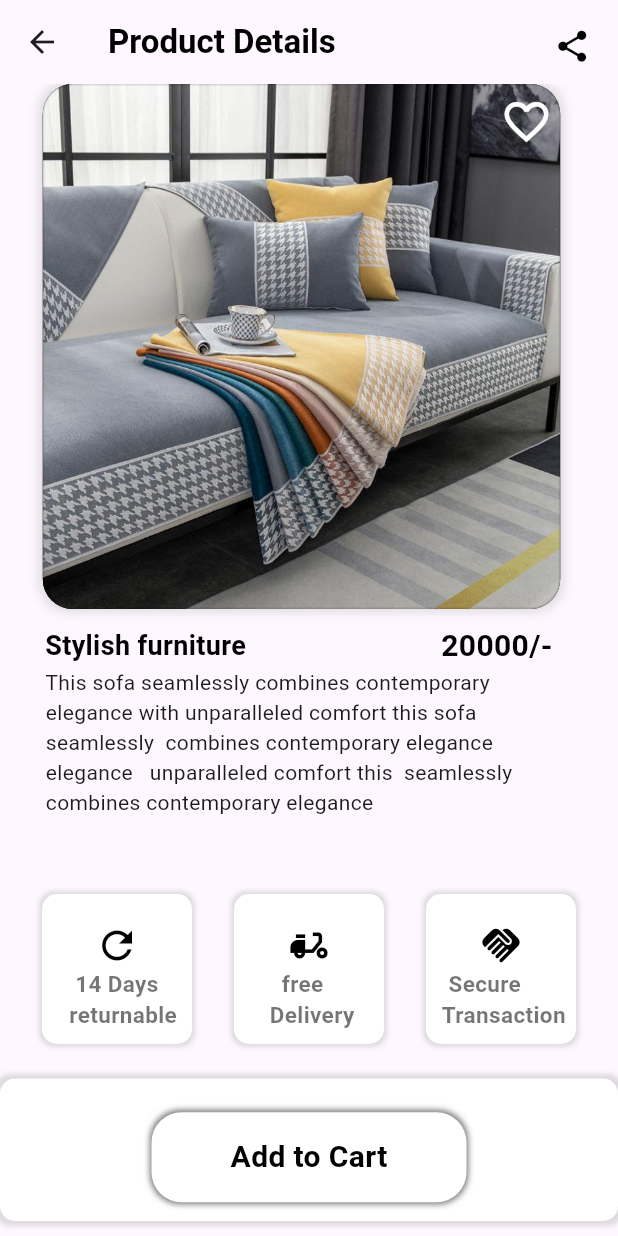
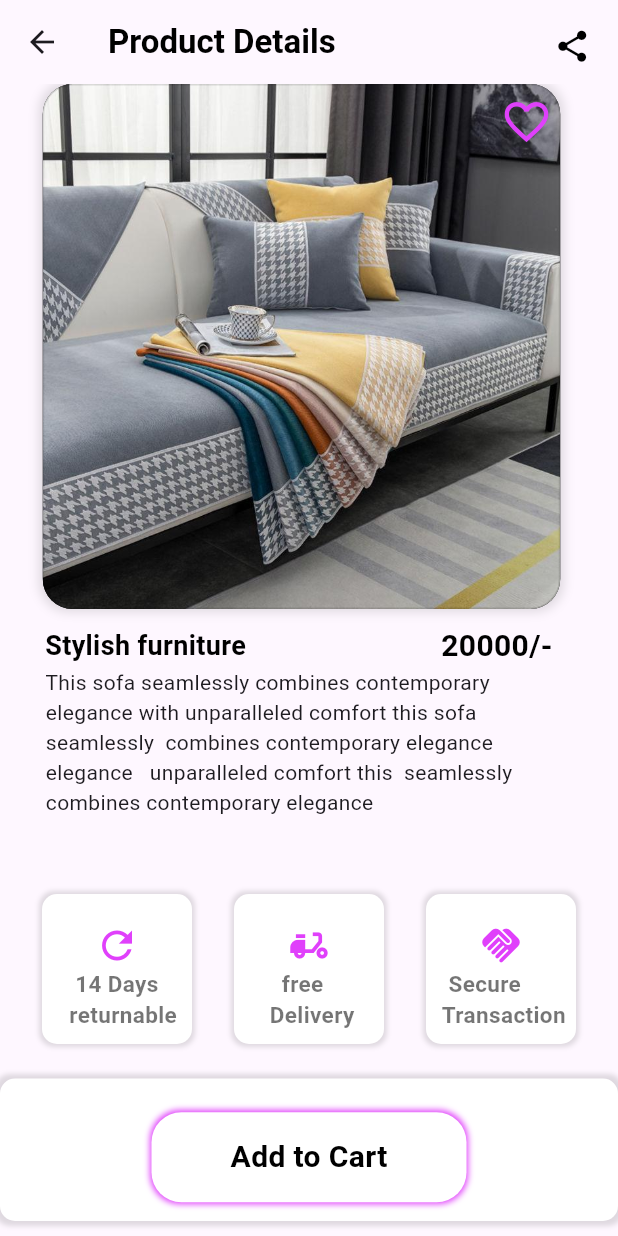
Before and after one commit to Shalu6634/eommerce_app, a Flutter app: the screen it shows after launch, after a tap on "Stylish furniture", on a phone screen of 412 x 824 dp. Run offline on Flutter 3.47's test engine with Material 3 defaults, Android fonts, the light colour scheme and no system bars.

Commit message:
23-04-24

```diff
--- a/lib/Home/detailsScreen.dart
+++ b/lib/Home/detailsScreen.dart
@@ -67,7 +67,7 @@ class _DetailsScreenState extends State<DetailsScreen> {
                       child: Icon(
                         Icons.favorite_border,
                         size: 35,
-                        color: Colors.white,
+                        color: Colors.purpleAccent,
                       ),
                     ),
                   ),
@@ -97,7 +97,7 @@ class _DetailsScreenState extends State<DetailsScreen> {
                         decoration: BoxDecoration(
                           boxShadow: [
                             BoxShadow(
-                                color: Colors.black54,
+                                color: Colors.purpleAccent,
                                 blurRadius: 3,
                                 spreadRadius: 1)
                           ],
@@ -152,7 +152,7 @@ class _DetailsScreenState extends State<DetailsScreen> {
                           Icon(
                             Icons.refresh,
                             size: 30,
-                            color: Colors.black,
+                            color: Colors.purpleAccent,
                           ),
                           Text(
                             '   14 Days \n  returnable',
@@ -186,7 +186,7 @@ class _DetailsScreenState extends State<DetailsScreen> {
                         Icon(
                           Icons.delivery_dining,
                           size: 30,
-                          color: Colors.black,
+                          color: Colors.purpleAccent,
                         ),
                         Text(
                           '   free \n Delivery',
@@ -220,7 +220,7 @@ class _DetailsScreenState extends State<DetailsScreen> {
                         Icon(
                           Icons.handshake,
                           size: 30,
-                          color: Colors.black,
+                          color: Colors.purpleAccent,
                         ),
                         Text(
                           '  Secure \n Transaction',
--- a/lib/Home/homePage.dart
+++ b/lib/Home/homePage.dart
@@ -33,7 +33,7 @@ class _HomePageState extends State<HomePage> {
             child: Text(
               ' Enjoy Stylish\n Furniture',
               style: TextStyle(
-                  color: Colors.black,
+                  color: Colors.purpleAccent,
                   fontSize: 23,
                   fontWeight: FontWeight.bold,
                   letterSpacing: 1),
--- a/lib/Home/splashscreen.dart
+++ b/lib/Home/splashscreen.dart
@@ -12,7 +12,7 @@ class Splashscreen extends StatefulWidget {
 class _SplashscreenState extends State<Splashscreen> {
   @override
   Widget build(BuildContext context) {
-  Timer(Duration(seconds: 5),(){Navigator.pushReplacementNamed(context, '/home');});
+  Timer(Duration(seconds: 3),(){Navigator.pushReplacementNamed(context, '/home');});
     return Scaffold(
       backgroundColor: Colors.purpleAccent,
       body: Align(
```
Also changed, not shown: lib/Home/List.dart (+6 -6 lines).
